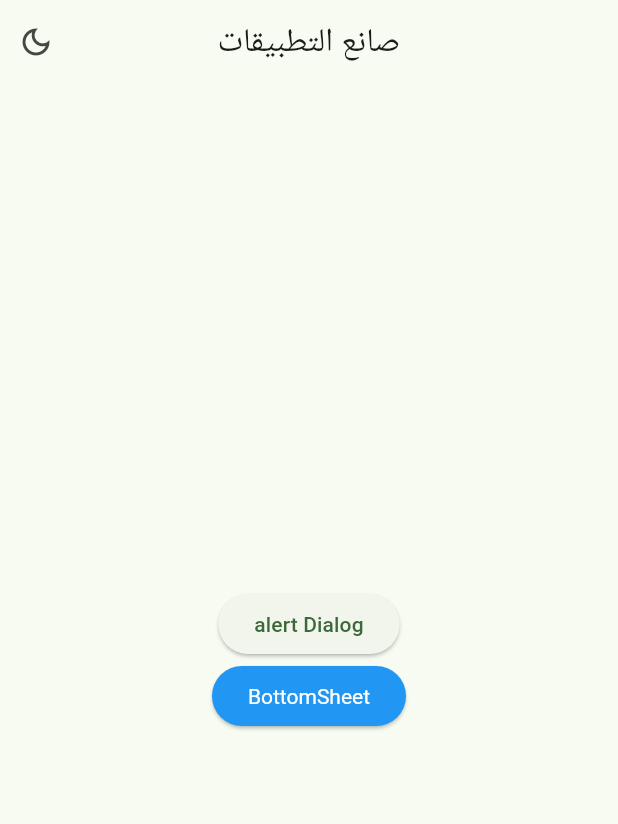
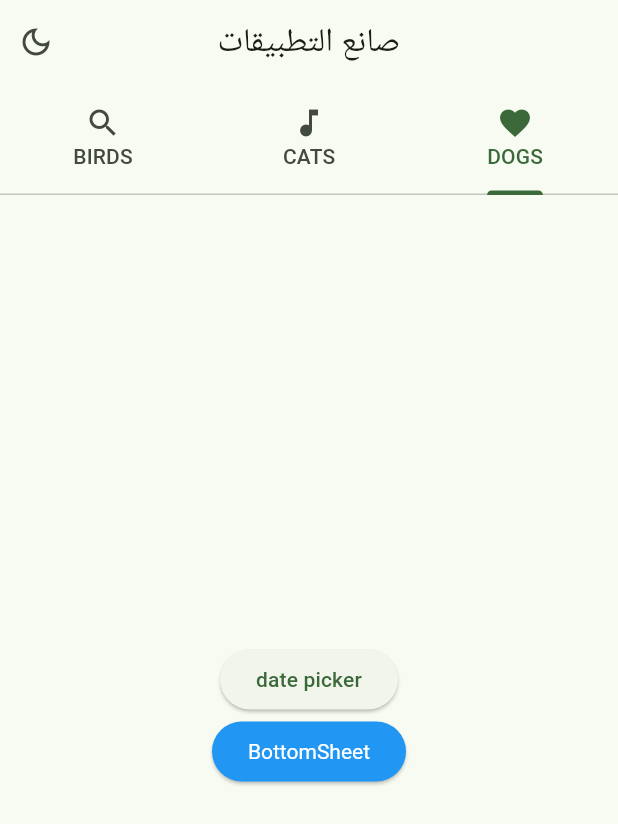
Before and after one commit to almaayn20/system_creator, a Flutter app: the screen it shows after launch, on a phone screen of 412 x 824 dp. Shown: the top 824 px of the screen. Run offline on Flutter 3.47's test engine with Material 2 defaults, Android fonts, the phone set to English and light mode, and no system bars; our stand-ins replace flutter_colorpicker, get, get_storage, google_fonts, tuple; Roboto replaces fonts that are missing (Cairo).

Commit message:
add some widgets

```diff
--- a/lib/view/screens/test_screen.dart
+++ b/lib/view/screens/test_screen.dart
@@ -2,10 +2,9 @@ import 'package:flutter/material.dart';
 import 'package:system_creator/services/size_config.dart';
 import 'package:system_creator/services/theme_services.dart';
 import 'package:system_creator/view/widget/button.dart';
-import 'package:system_creator/view/widget/alert_dialog.dart';
-import 'package:system_creator/view/widget/snack_bar.dart';
+import 'package:system_creator/view/widget/tap_bar.dart';
+import 'package:tuple/tuple.dart';
 
-import '../widget/alert_dialog.dart';
 import '../widget/app_bar.dart';
 import '../widget/bottom_sheet.dart';
 import '../widget/text_button.dart';
@@ -18,8 +17,26 @@ class ChangeAppTheme extends StatefulWidget {
   State<ChangeAppTheme> createState() => _ChangeAppThemeState();
 }
 
-class _ChangeAppThemeState extends State<ChangeAppTheme> {
+class _ChangeAppThemeState extends State<ChangeAppTheme>
+    with TickerProviderStateMixin {
   TextEditingController cont = TextEditingController();
+  late TabController _tabController;
+  List<Tuple2<String, Icon>> tabsTitles = const [
+    Tuple2('DOGS', Icon(Icons.favorite)),
+    Tuple2('CATS', Icon(Icons.music_note)),
+    Tuple2('BIRDS', Icon(Icons.search)),
+  ];
+  @override
+  void initState() {
+    super.initState();
+    _tabController = TabController(length: 3, vsync: this);
+  }
+
+  @override
+  void dispose() {
+    _tabController.dispose();
+    super.dispose();
+  }
 
   @override
   Widget build(BuildContext context) {
@@ -27,16 +44,39 @@ class _ChangeAppThemeState extends State<ChangeAppTheme> {
     return Directionality(
       textDirection: TextDirection.rtl,
       child: Scaffold(
-        appBar: appBarCustom(title: 'صانع التطبيقات', actions: [
+        appBar: appBarCustom(
+          title: 'صانع التطبيقات',
+          actions: [
             IconButton(
                 onPressed: () {
                   ThemeServices().switchTheme();
                 },
                 icon: ThemeServices().theme == ThemeMode.dark
                     ? const Icon(Icons.light_mode_outlined)
-                  : const Icon(Icons.dark_mode_outlined))
-        ]),
-        body: Center(
+                    : const Icon(Icons.dark_mode_outlined)),
+          ],
+        ),
+        body: TabBarWidget(
+          tabController: _tabController,
+          tabs: tabsTitles,
+          tabViews: [
+            page(context),
+            page2(context),
+            page(context),
+          ],
+        ),
+      ),
+    );
+  }
+
+  Center page2(BuildContext context) {
+    return Center(
+      child: Text("salman"),
+    );
+  }
+
+  Center page(BuildContext context) {
+    return Center(
       child: Container(
         margin: const EdgeInsets.all(20),
         width: double.maxFinite - 300,
@@ -44,14 +84,16 @@ class _ChangeAppThemeState extends State<ChangeAppTheme> {
           mainAxisAlignment: MainAxisAlignment.center,
           children: [
             elevatedButtonCustom(
-                    func: () {
-                      alertDialogCustom(
-                          context: context,
-                          title: 'تنبيه',
-                          text: 'هذه مربع تنبيه',
-                          actions: [signInButton()]);
+                func: () async {
+                  // ShowTimePickerCustom().show(context);
+                  //  ShowDatePickerCustome().show(context: context);
+                  // alertDialogCustom(
+                  //     context: context,
+                  //     title: 'تنبيه',
+                  //     text: 'هذه مربع تنبيه',
+                  //     actions: [signInButton()]);
                 },
-                    text: 'alert Dialog'),
+                text: 'date picker'),
             elevatedButtonCustom(
                 func: () => bottomSheet(
                       context,
@@ -69,8 +111,6 @@ class _ChangeAppThemeState extends State<ChangeAppTheme> {
           ],
         ),
       ),
-        ),
-      ),
     );
   }
 
@@ -79,6 +119,7 @@ class _ChangeAppThemeState extends State<ChangeAppTheme> {
     textButtonCustom(func: al, text: 'text'),
     textButtonCustom(func: al, text: 'text'),
   ];
+
   FilledButton signInButton() {
     return FilledButton(
         onPressed: () {
--- a/lib/view/widget/app_bar.dart
+++ b/lib/view/widget/app_bar.dart
@@ -15,8 +15,11 @@
 
 import 'package:flutter/material.dart';
 
-AppBar appBarCustom(
-    {Widget? leading, required String title, List<Widget>? actions}) {
+AppBar appBarCustom({
+  Widget? leading,
+  required String title,
+  List<Widget>? actions,
+}) {
   return AppBar(
     elevation: 0,
     title: Text(title),
--- /dev/null
+++ b/lib/view/widget/date_picker.dart
@@ -0,0 +1,30 @@
+import 'package:flutter/material.dart';
+
+//طريقة الاستدعاء نعرف كائن من الكلاس كمتغير عام
+//  var showDatePickerInstance =
+//                           ShowDatePickerCustome(); // Create an instance
+//                       var selectedDate =
+//                           await showDatePickerInstance.show(context: context);
+
+//                       if (selectedDate != null) {
+//                         showDatePickerInstance.selectedDate = selectedDate;
+//                         print(showDatePickerInstance.selectedDate);
+//                       }
+
+class ShowDatePickerCustome {
+  DateTime? selectedDate;
+  final DateTime _firstDate = DateTime(DateTime.now().year - 60);
+  final DateTime _lastDate = DateTime(DateTime.now().year + 1);
+
+  Future<DateTime?> show(
+      {required BuildContext context,
+      DateTime? firstDate,
+      DateTime? lastDate}) {
+    return showDatePicker(
+      context: context,
+      initialDate: selectedDate ?? DateTime.now(),
+      firstDate: firstDate ?? _firstDate,
+      lastDate: lastDate ?? _lastDate,
+    );
+  }
+}
--- a/lib/view/widget/tap_bar.dart
+++ b/lib/view/widget/tap_bar.dart
@@ -1,30 +1,72 @@
-// TbBar(Tabs),
+import 'package:flutter/material.dart';
+import 'package:tuple/tuple.dart';
 
-// Expanded(
-//   child: TabBarView(children: [
-//     Center(child: Text('DOGS')),
-//     Center(child: Text('CATS')),
-//     Center(child: Text('BIRDS')),
-//   ]),
-// ),",Icons.account_circle,anyFunction,TbBar(Tabs)),
+class TabBarWidget extends StatelessWidget {
+  final List<Widget> tabViews;
+  final TabController tabController;
+  final List<Tuple2<String, Icon>> tabs;
 
-// var Tabs = [
-//   (text: 'DOGS', icon: Icon(Icons.favorite)),
-//   (text: 'CATS', icon: Icon(Icons.music_note)),
-//   (text: 'BIRDS', icon: Icon(Icons.search)),
-// ];
+  TabBarWidget(
+      {required this.tabs,
+      required this.tabController,
+      required this.tabViews});
 
-import 'package:flutter/material.dart';
+  @override
+  Widget build(BuildContext context) {
+    return Column(
+      children: [
+        TabBar(
+          //  isScrollable: true,
+          controller: tabController,
+          tabs: [
+            for (var tab in tabs)
+              Tab(
+                text: tab.item1,
+                icon: tab.item2,
+                iconMargin: const EdgeInsets.only(bottom: 0.0),
+              ),
+          ],
+        ),
+        Expanded(
+          child: TabBarView(
+            controller: tabController,
+            children: tabViews,
+          ),
+        ),
+      ],
+    );
+  }
+}
 
-TabBar tabBar(myTabs) {
-  return TabBar(
-    isScrollable: true,
-    tabs: [
-      for (var tab in myTabs)
-        Tab(
-          text: tab.text,
-          icon: tab.icon,
+//الاستدعاء
+/*
+class _ChangeAppThemeState extends State<ChangeAppTheme>
+    with TickerProviderStateMixin {
+  late TabController _tabController;
+  List<Tuple2<String, Icon>> tabsTitles = const [
+    Tuple2('DOGS', Icon(Icons.favorite)),
+    Tuple2('CATS', Icon(Icons.music_note)),
+    Tuple2('BIRDS', Icon(Icons.search)),
+  ];
+  @override
+  void initState() {
+    super.initState();
+    _tabController = TabController(length: 3, vsync: this);
+  }
+
+  @override
+  void dispose() {
+    _tabController.dispose();
+    super.dispose();
+  }
+
+  body: TabBarWidget(
+          tabController: _tabController,
+          tabs: tabsTitles,
+          tabViews: [
+            page(context),
+            page2(context),
+            page(context),
+          ],
         ),
-    ],
-  );
-}
+*/
--- a/pubspec.yaml
+++ b/pubspec.yaml
@@ -15,6 +15,7 @@ dependencies:
   get:
   get_storage:
   flutter_colorpicker:
+  tuple:
 
 dev_dependencies:
   flutter_test:
```
Also changed, not shown: lib/view/widget/time_picker.dart (added, +20 -0 lines), pubspec.lock. Lines whose indentation alone changed are shown as unchanged.
